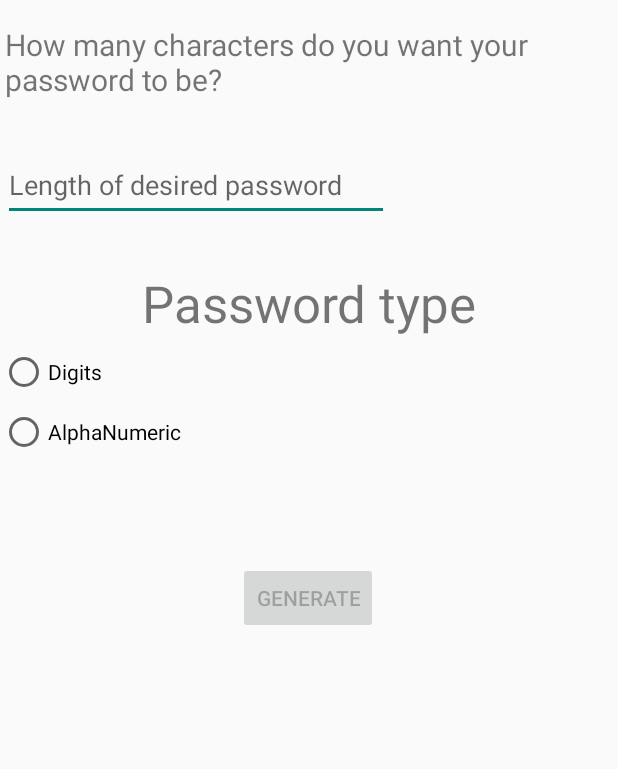
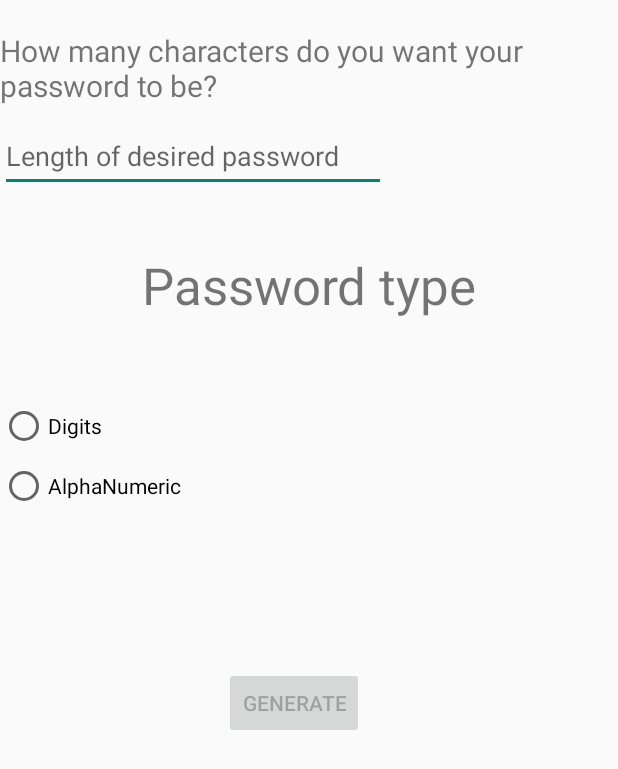
Before and after one commit to dellevincent/PasswordGenerator, an Android app: the screen it shows after launch (MainActivity), on a phone screen of 412 x 824 dp. Shown: the top 769 px of the screen. Run offline under Robolectric (Android 15) with nearby library versions, the phone set to English and light mode, and no system bars.

Commit message:
Merge remote-tracking branch 'origin/master'

```diff
--- a/app/src/main/res/layout/activity_main.xml
+++ b/app/src/main/res/layout/activity_main.xml
@@ -19,7 +19,7 @@
         app:layout_constraintHorizontal_bias="0.0"
         app:layout_constraintStart_toStartOf="parent"
         app:layout_constraintTop_toTopOf="parent"
-        app:layout_constraintVertical_bias="0.599" />
+        app:layout_constraintVertical_bias="0.7" />
 
     <Button
         android:id="@+id/generatebutton"
@@ -29,42 +29,42 @@
         android:text="@string/generate"
         app:layout_constraintBottom_toBottomOf="parent"
         app:layout_constraintEnd_toEndOf="parent"
-        app:layout_constraintHorizontal_bias="0.498"
+        app:layout_constraintHorizontal_bias="0.468"
         app:layout_constraintStart_toStartOf="parent"
         app:layout_constraintTop_toTopOf="parent"
-        app:layout_constraintVertical_bias="0.483" />
+        app:layout_constraintVertical_bias="0.573" />
 
     <TextView
         android:id="@+id/textView2"
-        android:layout_width="405dp"
-        android:layout_height="61dp"
-        android:layout_marginTop="16dp"
+        android:layout_width="0dp"
+        android:layout_height="wrap_content"
+        android:layout_marginTop="20dp"
         android:text="@string/how_many_characters_do_you_want_your_password_to_be"
         android:textSize="20sp"
         android:visibility="visible"
         app:autoSizeTextType="none"
         app:layout_constraintEnd_toEndOf="parent"
-        app:layout_constraintHorizontal_bias="0.454"
+        app:layout_constraintHorizontal_bias="0.0"
         app:layout_constraintStart_toStartOf="parent"
         app:layout_constraintTop_toTopOf="parent" />
 
     <EditText
         android:id="@+id/editTextNumber"
         android:layout_width="257dp"
-        android:layout_height="48dp"
+        android:layout_height="wrap_content"
         android:ems="10"
         android:hint="@string/length_of_desired_password"
+        android:importantForAutofill="no"
         android:inputType="number"
         android:minHeight="48dp"
         app:layout_constraintBottom_toBottomOf="parent"
         app:layout_constraintEnd_toEndOf="parent"
-        app:layout_constraintHorizontal_bias="0.014"
+        app:layout_constraintHorizontal_bias="0.0"
         app:layout_constraintStart_toStartOf="parent"
         app:layout_constraintTop_toTopOf="parent"
-        app:layout_constraintVertical_bias="0.128"
+        app:layout_constraintVertical_bias="0.103"
         tools:ignore="TextContrastCheck"
-        tools:textColorHint="#757575"
-        android:importantForAutofill="no" />
+        tools:textColorHint="#757575" />
 
     <RadioGroup
         android:id="@+id/rGroup"
@@ -75,7 +75,7 @@
         app:layout_constraintHorizontal_bias="0.0"
         app:layout_constraintStart_toStartOf="parent"
         app:layout_constraintTop_toTopOf="parent"
-        app:layout_constraintVertical_bias="0.32">
+        app:layout_constraintVertical_bias="0.37">
 
         <RadioButton
             android:id="@+id/digits"
@@ -106,7 +106,7 @@
         app:layout_constraintHorizontal_bias="0.0"
         app:layout_constraintStart_toStartOf="parent"
         app:layout_constraintTop_toTopOf="parent"
-        app:layout_constraintVertical_bias="0.23" />
+        app:layout_constraintVertical_bias="0.215" />
 
     <Button
         android:id="@+id/reset"
@@ -117,7 +117,8 @@
         app:layout_constraintBottom_toBottomOf="parent"
         app:layout_constraintEnd_toEndOf="parent"
         app:layout_constraintStart_toStartOf="parent"
-        app:layout_constraintTop_toBottomOf="@+id/passwordDisplay" />
+        app:layout_constraintTop_toBottomOf="@+id/passwordDisplay"
+        app:layout_constraintVertical_bias="0.8" />
 
 
 </androidx.constraintlayout.widget.ConstraintLayout>
--- a/app/src/main/res/layout/activity_splash_screen.xml
+++ b/app/src/main/res/layout/activity_splash_screen.xml
@@ -23,15 +23,17 @@
 
     <TextView
         android:id="@+id/textView"
-        android:layout_width="wrap_content"
+        android:layout_width="0dp"
         android:layout_height="wrap_content"
         android:text="@string/password_generator"
+        android:textAlignment="center"
         android:textColor="#1F5067"
+        android:textSize="34sp"
         android:textStyle="bold"
         app:layout_constraintBottom_toBottomOf="parent"
         app:layout_constraintEnd_toEndOf="parent"
+        app:layout_constraintHorizontal_bias="0.0"
         app:layout_constraintStart_toStartOf="parent"
         app:layout_constraintTop_toTopOf="parent"
-        app:layout_constraintVertical_bias="0.183"
-        tools:textSize="96sp" />
+        app:layout_constraintVertical_bias="0.178" />
 </androidx.constraintlayout.widget.ConstraintLayout>
```
